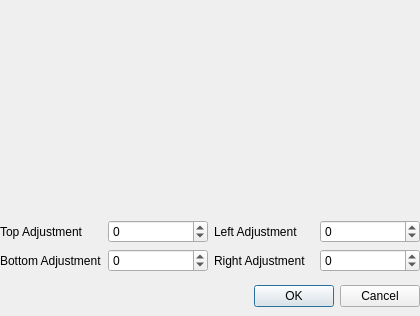
Above: designer/ImageSizeAdjustDialogUi.ui from skitzycat/beedraw before the change. Below: the same form after it.
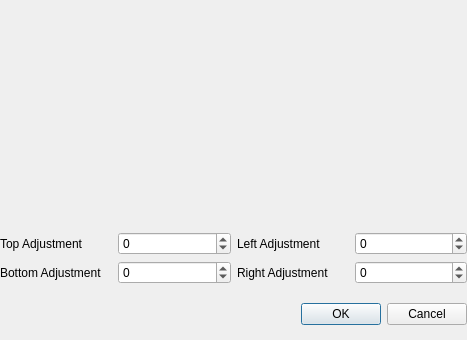
That is the form after the change.

Diff of the .ui file:
```diff
--- a/designer/ImageSizeAdjustDialogUi.ui
+++ b/designer/ImageSizeAdjustDialogUi.ui
@@ -5,8 +5,8 @@
    <rect>
     <x>0</x>
     <y>0</y>
-    <width>420</width>
-    <height>316</height>
+    <width>467</width>
+    <height>340</height>
    </rect>
   </property>
   <property name="windowTitle" >
```
Left out of the diff: 8 changed lines with no effect on the pictures.
